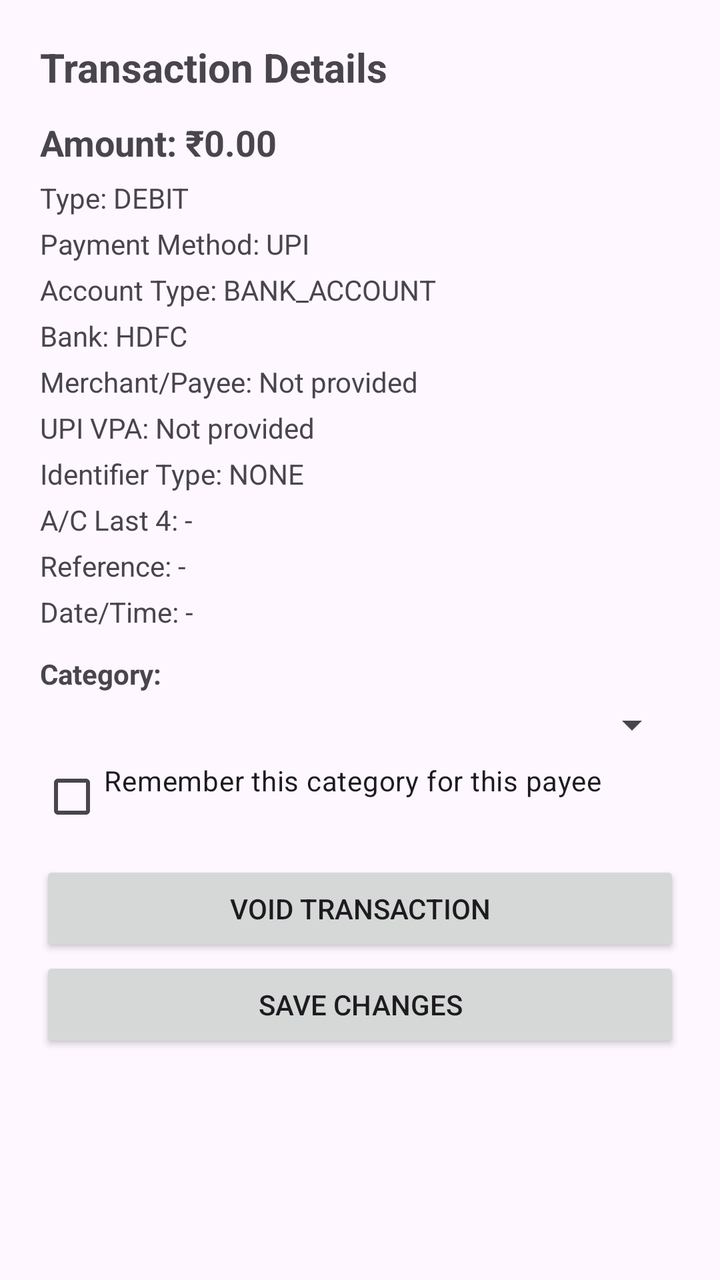
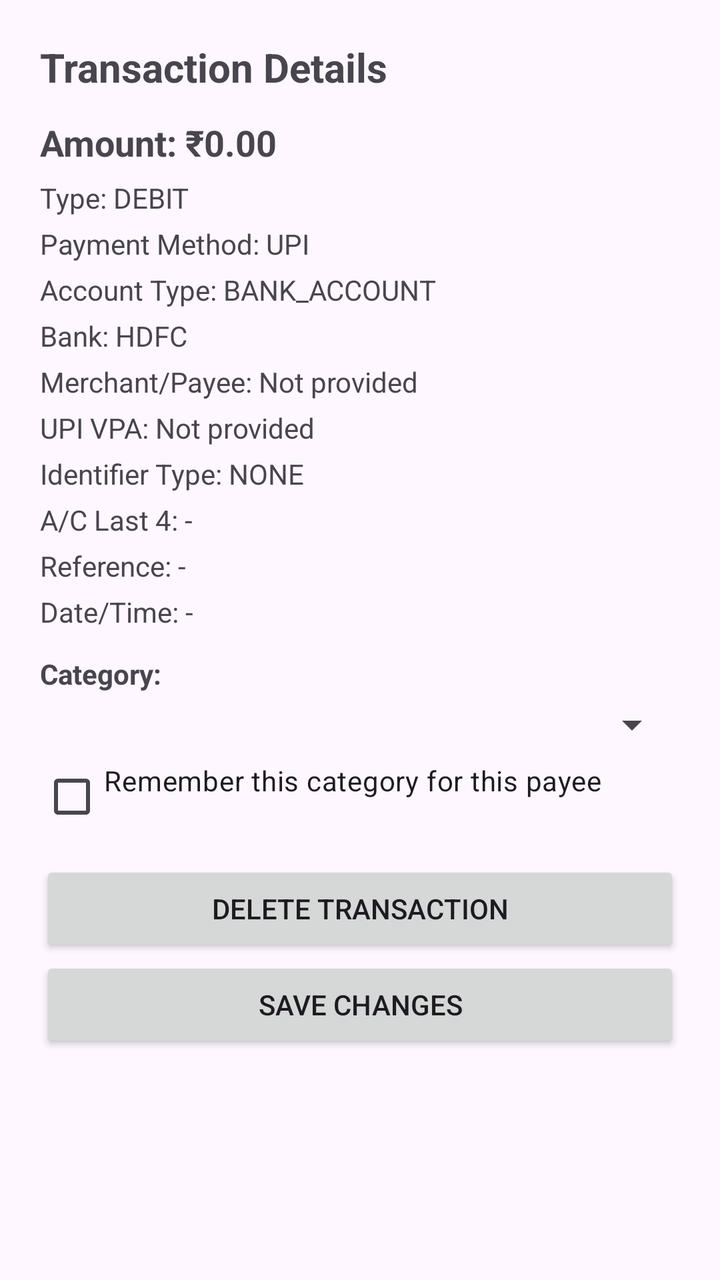

Compare the two renders of this Android layout. The source of the first and the diff that turns it into the second are given below.
<!-- AndroidManifest.xml: application theme Theme.FinanceSMSTracker -->
<!-- res/layout/dialog_transaction_detail.xml -->
<?xml version="1.0" encoding="utf-8"?>
<ScrollView xmlns:android="http://schemas.android.com/apk/res/android"
    android:layout_width="match_parent"
    android:layout_height="wrap_content"
    android:padding="20dp">

    <LinearLayout
        android:layout_width="match_parent"
        android:layout_height="wrap_content"
        android:orientation="vertical">

        <TextView
            android:layout_width="match_parent"
            android:layout_height="wrap_content"
            android:text="Transaction Details"
            android:textSize="20sp"
            android:textStyle="bold"
            android:paddingBottom="12dp" />

        <TextView
            android:id="@+id/detailTextAmount"
            android:layout_width="match_parent"
            android:layout_height="wrap_content"
            android:textSize="18sp"
            android:textStyle="bold"
            android:paddingBottom="6dp"
            android:text="Amount: ₹0.00" />

        <TextView
            android:id="@+id/detailTextType"
            android:layout_width="match_parent"
            android:layout_height="wrap_content"
            android:paddingBottom="4dp"
            android:text="Type: DEBIT" />

        <TextView
            android:id="@+id/detailTextPaymentMethod"
            android:layout_width="match_parent"
            android:layout_height="wrap_content"
            android:paddingBottom="4dp"
            android:text="Payment Method: UPI" />

        <TextView
            android:id="@+id/detailTextAccountType"
            android:layout_width="match_parent"
            android:layout_height="wrap_content"
            android:paddingBottom="4dp"
            android:text="Account Type: BANK_ACCOUNT" />

        <TextView
            android:id="@+id/detailTextBank"
            android:layout_width="match_parent"
            android:layout_height="wrap_content"
            android:paddingBottom="4dp"
            android:text="Bank: HDFC" />

        <TextView
            android:id="@+id/detailTextMerchant"
            android:layout_width="match_parent"
            android:layout_height="wrap_content"
            android:paddingBottom="4dp"
            android:text="Merchant/Payee: Not provided" />

        <TextView
            android:id="@+id/detailTextPayeeId"
            android:layout_width="match_parent"
            android:layout_height="wrap_content"
            android:paddingBottom="4dp"
            android:text="UPI VPA: Not provided" />

        <TextView
            android:id="@+id/detailTextIdentifierType"
            android:layout_width="match_parent"
            android:layout_height="wrap_content"
            android:paddingBottom="4dp"
            android:text="Identifier Type: NONE" />

        <TextView
            android:id="@+id/detailTextAccountLastFour"
            android:layout_width="match_parent"
            android:layout_height="wrap_content"
            android:paddingBottom="4dp"
            android:text="A/C Last 4: -" />

        <TextView
            android:id="@+id/detailTextRefNumber"
            android:layout_width="match_parent"
            android:layout_height="wrap_content"
            android:paddingBottom="4dp"
            android:text="Reference: -" />

        <TextView
            android:id="@+id/detailTextDateTime"
            android:layout_width="match_parent"
            android:layout_height="wrap_content"
            android:paddingBottom="12dp"
            android:text="Date/Time: -" />

        <TextView
            android:layout_width="match_parent"
            android:layout_height="wrap_content"
            android:text="Category:"
            android:textStyle="bold"
            android:paddingBottom="4dp" />

        <Spinner
            android:id="@+id/spinnerCategory"
            android:layout_width="match_parent"
            android:layout_height="wrap_content"
            android:paddingBottom="12dp" />

        <CheckBox
            android:id="@+id/checkboxRememberPayee"
            android:layout_width="match_parent"
            android:layout_height="wrap_content"
            android:text="Remember this category for this payee"
            android:paddingBottom="16dp" />

        <Button
            android:id="@+id/buttonVoidTransaction"
            android:layout_width="match_parent"
            android:layout_height="wrap_content"
            android:layout_marginTop="8dp"
            android:text="Void Transaction" />

        <Button
            android:id="@+id/buttonSaveCategory"
            android:layout_width="match_parent"
            android:layout_height="wrap_content"
            android:text="Save Changes" />

    </LinearLayout>
</ScrollView>
<!-- resources referenced by this layout -->
<resources>
  <style name="Theme.FinanceSMSTracker" parent="Base.Theme.FinanceSMSTracker" />
  <style name="Base.Theme.FinanceSMSTracker" parent="Theme.Material3.DayNight.NoActionBar">
          
          
      </style>
</resources>

<!-- the commit's change to res/layout/dialog_transaction_detail.xml (unified diff, before → after) -->
@@ -121,7 +121,7 @@
             android:layout_width="match_parent"
             android:layout_height="wrap_content"
             android:layout_marginTop="8dp"
-            android:text="Void Transaction" />
+            android:text="Delete Transaction" />
 
         <Button
             android:id="@+id/buttonSaveCategory"
